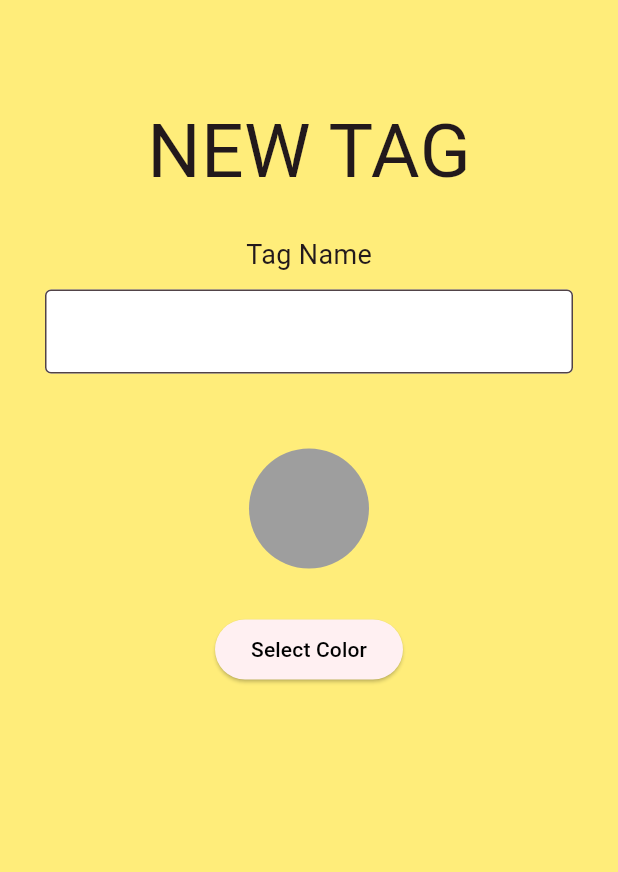
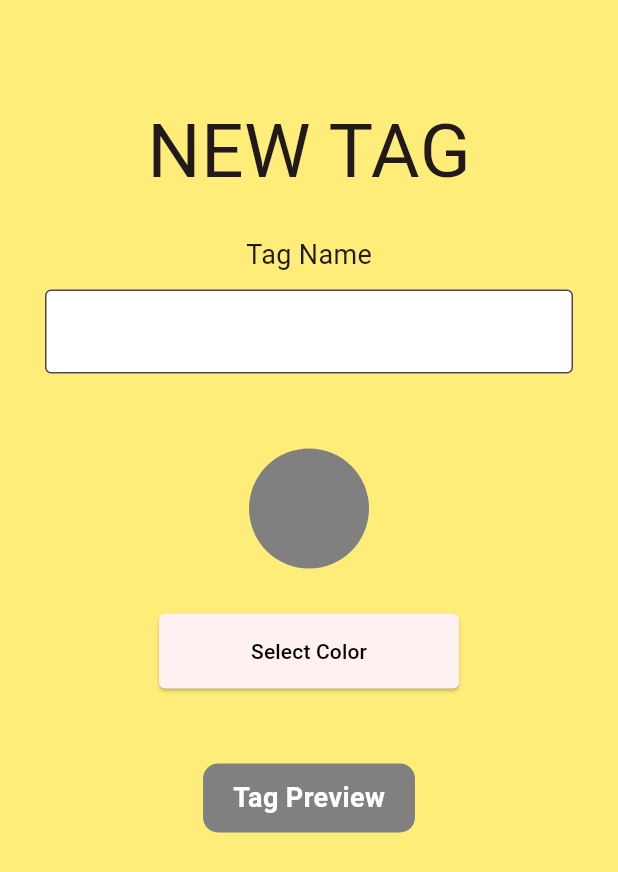
Before and after one commit to Aomsin-MDSC/Collaboration-App-Client, a Flutter app: the NewTagView screen opened directly, on a phone screen of 412 x 824 dp. Shown: the top 872 px of the screen. Run offline on Flutter 3.47's test engine with Material 3 defaults, Android fonts, the phone set to English and light mode, and no system bars; our stand-ins replace dropdown_search, flutter_colorpicker, flutter_expandable_fab, get.

Commit message:
update tag form controlelr

```diff
--- a/lib/controllers/new_tag_controller.dart
+++ b/lib/controllers/new_tag_controller.dart
@@ -1,4 +1,3 @@
-import 'package:flutter/cupertino.dart';
 import 'package:flutter/material.dart';
 import 'package:get/get.dart';
 
@@ -6,11 +5,13 @@ class NewTagController extends GetxController {
   static NewTagController get instance => Get.find();
 
   final tagname = TextEditingController(); //get tag name
-  Color tagcolor = Colors.grey;
+  String tagcolor = "#808080";
 
   void changeColor(Color color) {
-    tagcolor = color;
+    tagcolor = "#${color.value.toRadixString(16).substring(2)}";
+
     update();
   }
 
+  Color get currenttagColor => Color(int.parse(tagcolor.replaceFirst('#','0xff')));
 }
--- a/lib/main.dart
+++ b/lib/main.dart
@@ -37,7 +37,7 @@ class MyApp extends StatelessWidget {
             seedColor: Colors.black, primary: Colors.black),
         useMaterial3: true,
       ),
-      home: const LoginView(),
+      home: const NewProjectView(),
     );
   }
 }
--- a/lib/views/new_tag_assets/new_tag_form.dart
+++ b/lib/views/new_tag_assets/new_tag_form.dart
@@ -1,5 +1,6 @@
 import 'package:collaboration_app_client/controllers/new_tag_controller.dart';
 import 'package:flutter/material.dart';
+import 'package:flutter_colorpicker/flutter_colorpicker.dart';
 import 'package:get/get.dart';
 
 class NewTagForm extends StatefulWidget {
@@ -10,6 +11,48 @@ class NewTagForm extends StatefulWidget {
 }
 
 class _NewTagFormState extends State<NewTagForm> {
+  void _spectrumColorPicker(BuildContext context) {
+    final tagcontroller = Get.find<NewTagController>();
+    Color currentColor = tagcontroller.currenttagColor; // get update color
+
+    //
+    showDialog(
+      context: context,
+      builder: (BuildContext context) {
+        return AlertDialog(
+          title: const Text("Pick a Color"),
+          content: SingleChildScrollView(
+            child: ColorPicker( // spectrum color
+              pickerColor: currentColor,
+              onColorChanged: (Color color) {
+                currentColor = color;
+              },
+              showLabel: true,
+              pickerAreaHeightPercent: 0.8,
+            ),
+          ),
+          actions: [
+            TextButton(
+              onPressed: () {
+
+                Get.back();
+              },
+              child: const Text("Cancel"),
+            ),
+            TextButton(
+              onPressed: () {
+                tagcontroller.changeColor(currentColor); // update color controller
+                Get.back();
+              },
+              child: const Text("Select"),
+            ),
+          ],
+        );
+      }
+    );
+  }
+
+
   @override
   Widget build(BuildContext context) {
     final tagcontroller = Get.put(NewTagController());
@@ -41,18 +84,75 @@ class _NewTagFormState extends State<NewTagForm> {
             GetBuilder<NewTagController>(builder: (controller) {
               return CircleAvatar(
                 radius: 40,
-                backgroundColor: controller.tagcolor,
+                backgroundColor: controller.currenttagColor,
               );
             }),
 
             //select color ---------------
             const SizedBox(height: 30,),
             ElevatedButton(
-              onPressed: () {
-                print("select");
-              },
-              child: Text("Select Color"),
-            )
+              onPressed: () => _spectrumColorPicker(context),
+              style: ElevatedButton.styleFrom(
+                shape: RoundedRectangleBorder(
+                  borderRadius: BorderRadius.circular(4),
+                ),
+                minimumSize: const Size(200, 50),
+              ),
+              child: const Text("Select Color"),
+            ),
+
+            // Tag review
+            const SizedBox(height: 50),
+            GetBuilder<NewTagController>(builder: (controller) {
+
+              // preview [container] Taxt
+              return Container(
+                padding: const EdgeInsets.symmetric(vertical: 10, horizontal: 20),
+                decoration: BoxDecoration(
+                  color: controller.currenttagColor,
+                  borderRadius: BorderRadius.circular(10),
+                ),
+                child: Text(
+                controller.tagname.text.isNotEmpty ? controller.tagname.text : "Tag Preview",
+                  style: const TextStyle(
+                    color: Colors.white,
+                    fontSize: 18,
+                    fontWeight: FontWeight.bold,
+                  ),
+                ),
+              );
+
+              // preview snackbar {tag name & color #}
+              // return ElevatedButton(
+              //   onPressed: () {
+              //     Get.snackbar(
+              //       "Tag Preview",
+              //       "Tag Name: ${controller.tagname.text.isNotEmpty
+              //           ? controller.tagname.text
+              //           : 'No Tag Name'}\nColor: ${controller.tagcolor}",
+              //       colorText: Colors.white,
+              //       margin: const EdgeInsets.all(10),
+              //     );
+              //   },
+              //   style: ElevatedButton.styleFrom(
+              //     backgroundColor: controller.currenttagColor,
+              //     shape: RoundedRectangleBorder(
+              //       borderRadius: BorderRadius.circular(10),
+              //     ),
+              //     minimumSize: const Size(300, 50),
+              //   ),
+              //   child: Text(
+              //     controller.tagname.text.isNotEmpty
+              //         ? controller.tagname.text
+              //         : "Tag Preview",
+              //     style: const TextStyle(
+              //       color: Colors.white,
+              //       fontSize: 18,
+              //       fontWeight: FontWeight.bold,
+              //     ),
+              //   ),
+              // );
+            }),
           ],
         ),
       ),
```
